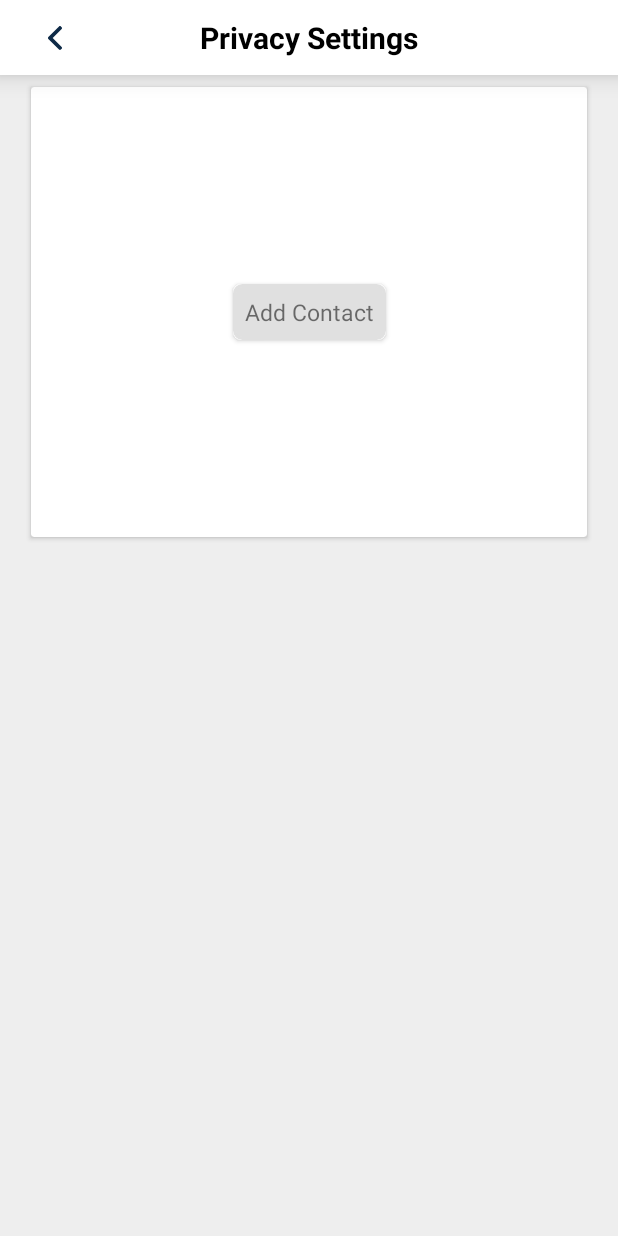
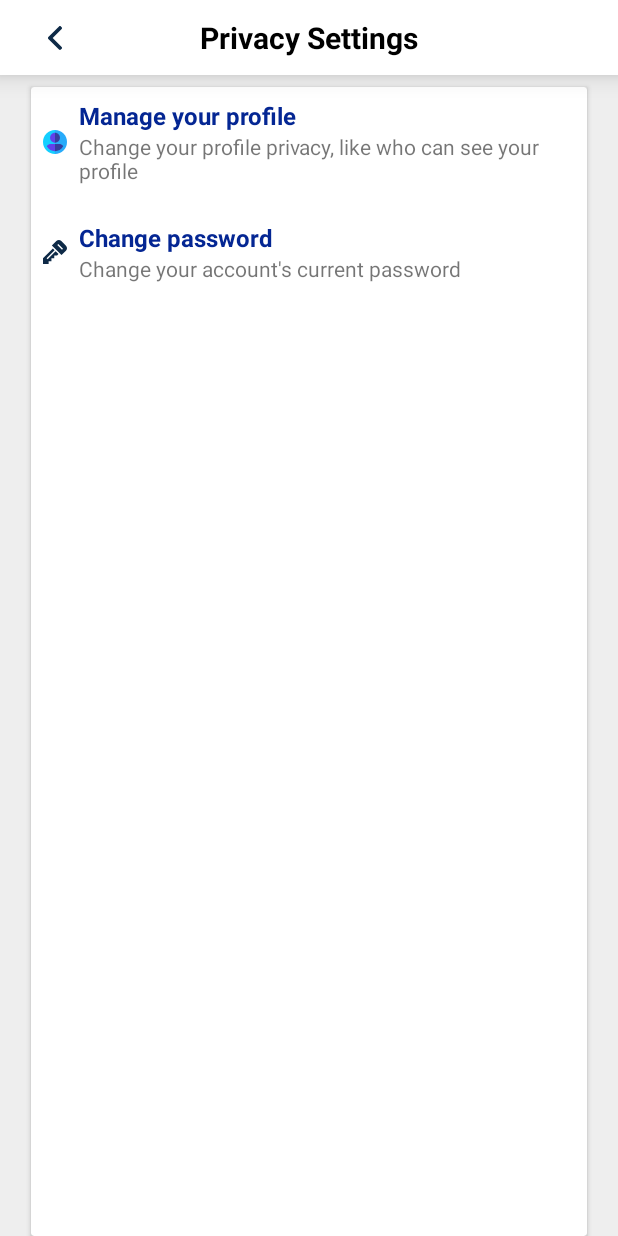
Before and after one commit to AkashShahriar55/Adme, an Android app: the PrivacySettings screen opened directly, with no data from a screen before it, on a phone screen of 412 x 824 dp. Run offline under Robolectric (Android 15) with nearby library versions, the light colour scheme and no system bars.

Commit message:
privacy settings progressing

```diff
--- /dev/null
+++ b/app/src/main/res/drawable/ic_key.xml
@@ -0,0 +1,12 @@
+<vector xmlns:android="http://schemas.android.com/apk/res/android"
+    android:width="512dp"
+    android:height="512dp"
+    android:viewportWidth="512"
+    android:viewportHeight="512">
+  <path
+      android:pathData="M490.067,120.936l-99.002,-99.002c-29.244,-29.245 -76.829,-29.245 -106.073,0l-95.466,95.466l205.075,205.075l95.467,-95.467C519.312,197.765 519.312,150.181 490.067,120.936zM405.422,206.586L305.415,106.58l21.214,-21.214l100.007,100.007L405.422,206.586z"
+      android:fillColor="#0E2A47"/>
+  <path
+      android:pathData="M268.454,238.759l-170.34,170.341l-21.215,-21.214l170.341,-170.342l-36.396,-36.396l-210.844,210.844l0,120.008l120.008,0l0,-60.004l60.004,0l0,-60.004l60.004,0l0,-60.004l60.005,0l30.832,-30.832z"
+      android:fillColor="#0E2A47"/>
+</vector>
--- a/app/src/main/res/layout/activity_privacy_settings.xml
+++ b/app/src/main/res/layout/activity_privacy_settings.xml
@@ -1,5 +1,6 @@
 <?xml version="1.0" encoding="utf-8"?>
 <androidx.constraintlayout.widget.ConstraintLayout xmlns:android="http://schemas.android.com/apk/res/android"
+    xmlns:tools="http://schemas.android.com/tools"
     android:layout_width="match_parent"
     android:layout_height="match_parent"
     android:background="@color/default_background"
@@ -69,8 +70,9 @@
 
     <androidx.cardview.widget.CardView
         android:layout_width="0dp"
-        android:layout_height="300dp"
+        android:layout_height="0dp"
         android:layout_marginTop="8dp"
+        app:layout_constraintBottom_toBottomOf="parent"
         app:layout_constraintEnd_toStartOf="@+id/guideline29"
         app:layout_constraintStart_toStartOf="@+id/guideline28"
         app:layout_constraintTop_toBottomOf="@+id/constraintLayout">
@@ -80,38 +82,95 @@
             android:layout_height="match_parent">
 
 
-            <androidx.cardview.widget.CardView
-                android:layout_width="wrap_content"
+            <androidx.constraintlayout.widget.ConstraintLayout
+                android:id="@+id/constraintLayout16"
+                android:layout_width="0dp"
                 android:layout_height="wrap_content"
-                app:cardCornerRadius="5dp"
-                app:layout_constraintBottom_toBottomOf="parent"
+                android:foreground="?selectableItemBackground"
                 app:layout_constraintEnd_toEndOf="parent"
                 app:layout_constraintStart_toStartOf="parent"
                 app:layout_constraintTop_toTopOf="parent">
 
-                <androidx.constraintlayout.widget.ConstraintLayout
-                    android:layout_width="match_parent"
-                    android:layout_height="match_parent"
-                    android:background="@drawable/button_backgound">
+                <ImageView
+                    android:id="@+id/imageView5"
+                    android:layout_width="@dimen/inner_image_size"
+                    android:layout_height="@dimen/inner_image_size"
+                    android:layout_marginStart="8dp"
+                    android:background="@drawable/ic_avatar"
+                    app:layout_constraintBottom_toBottomOf="@+id/textView72"
+                    app:layout_constraintStart_toStartOf="parent"
+                    app:layout_constraintTop_toTopOf="@+id/textView71" />
 
                 <TextView
+                    android:id="@+id/textView71"
                     android:layout_width="wrap_content"
                     android:layout_height="wrap_content"
-
                     android:layout_marginStart="8dp"
                     android:layout_marginTop="8dp"
-                        android:layout_marginEnd="8dp"
-                        android:layout_marginBottom="8dp"
-                        android:text="Add Contact"
-                        android:textSize="@dimen/card_title_text_size"
-                        app:layout_constraintBottom_toBottomOf="parent"
+                    android:text="Manage your profile"
+                    android:textColor="@color/blue"
+                    android:textSize="@dimen/semi_titte_size"
+                    android:textStyle="bold"
+                    app:layout_constraintStart_toEndOf="@+id/imageView5"
+                    app:layout_constraintTop_toTopOf="parent" />
+
+                <TextView
+                    android:id="@+id/textView72"
+                    android:layout_width="0dp"
+                    android:layout_height="wrap_content"
+                    android:text="Change your profile privacy, like who can see your profile"
                     app:layout_constraintEnd_toEndOf="parent"
-                        app:layout_constraintStart_toStartOf="parent"
-                        app:layout_constraintTop_toTopOf="parent" />
+                    app:layout_constraintStart_toStartOf="@+id/textView71"
+                    app:layout_constraintTop_toBottomOf="@+id/textView71" />
 
             </androidx.constraintlayout.widget.ConstraintLayout>
 
-            </androidx.cardview.widget.CardView>
+
+            <androidx.constraintlayout.widget.ConstraintLayout
+                android:layout_width="0dp"
+                android:layout_height="wrap_content"
+                android:layout_marginTop="16dp"
+                android:foreground="?selectableItemBackground"
+                app:layout_constraintEnd_toEndOf="parent"
+                app:layout_constraintStart_toStartOf="parent"
+                app:layout_constraintTop_toBottomOf="@+id/constraintLayout16">
+
+                <ImageView
+                    android:id="@+id/imageView6"
+                    android:layout_width="@dimen/inner_image_size"
+                    android:layout_height="@dimen/inner_image_size"
+                    android:layout_marginStart="8dp"
+                    android:background="@drawable/ic_key"
+                    app:layout_constraintBottom_toBottomOf="@+id/textView74"
+                    app:layout_constraintStart_toStartOf="parent"
+                    app:layout_constraintTop_toTopOf="@+id/textView73" />
+
+                <TextView
+                    android:id="@+id/textView73"
+                    android:layout_width="wrap_content"
+                    android:layout_height="wrap_content"
+                    android:layout_marginStart="8dp"
+                    android:layout_marginTop="8dp"
+                    android:text="Change password"
+                    android:textColor="@color/blue"
+                    android:textSize="@dimen/semi_titte_size"
+                    android:textStyle="bold"
+                    app:layout_constraintStart_toEndOf="@+id/imageView6"
+                    app:layout_constraintTop_toTopOf="parent" />
+
+                <TextView
+                    android:id="@+id/textView74"
+                    android:layout_width="0dp"
+                    android:layout_height="wrap_content"
+                    android:text="Change your account's current password"
+                    app:layout_constraintEnd_toEndOf="parent"
+                    app:layout_constraintStart_toStartOf="@+id/textView73"
+                    app:layout_constraintTop_toBottomOf="@+id/textView73" />
+
+            </androidx.constraintlayout.widget.ConstraintLayout>
+
+
+
 
         </androidx.constraintlayout.widget.ConstraintLayout>
 
```
Lines whose indentation alone changed are shown as unchanged.
